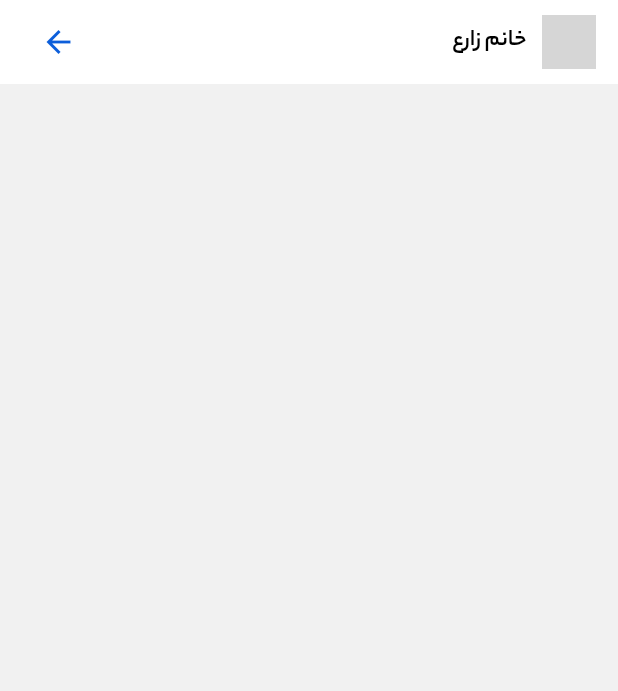
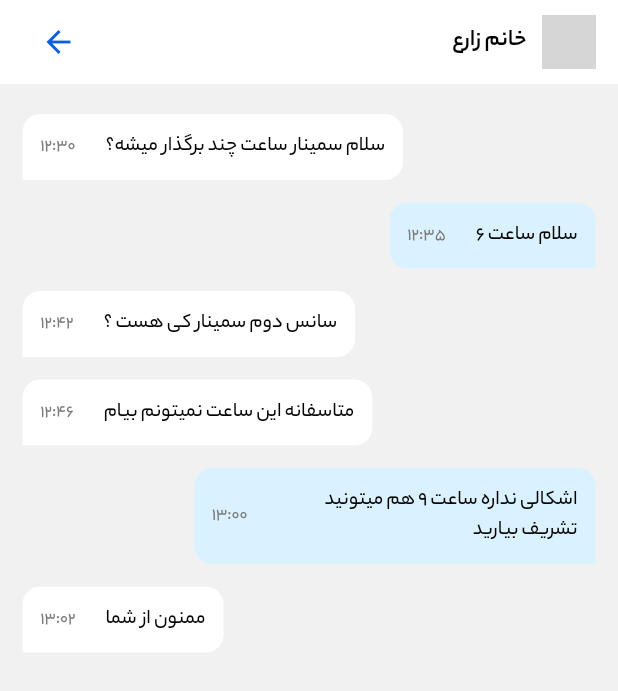
Before and after one commit to mohammad-dehghanifard/flutter_telegram_clone, a Flutter app: the ChatPage screen opened directly, on a phone screen of 412 x 824 dp. Shown: the top 691 px of the screen. Run offline on Flutter 3.47's test engine with Material 3 defaults, Android fonts, the phone set to English and light mode, and no system bars; our stand-ins replace feather_icons, get; missing offline and left inert: hawk_fab_menu; network calls fail; grey boxes are pictures that could not be loaded.

Commit message:
impl ChatListWidget and ChatMessageWidget custom widget

```diff
--- a/lib/modules/chat/pages/chat_page.dart
+++ b/lib/modules/chat/pages/chat_page.dart
@@ -1,5 +1,6 @@
 import 'package:flutter/material.dart';
 import 'package:flutter_telegram_clone/modules/chat/widgets/chat_app_bar_widget.dart';
+import 'package:flutter_telegram_clone/modules/chat/widgets/chat_list_widget.dart';
 import 'package:get/get.dart';
 
 class ChatPage extends StatelessWidget {
@@ -9,10 +10,11 @@ class ChatPage extends StatelessWidget {
   Widget build(BuildContext context) {
     return Scaffold(
       backgroundColor: context.theme.colorScheme.secondaryContainer,
-      body: SafeArea(
+      body: const SafeArea(
         child: Column(
           children: [
-            ChatAppBarWidget()
+            ChatAppBarWidget(),
+            ChatListWidget()
           ],
         ),
       ),
--- /dev/null
+++ b/lib/modules/chat/widgets/chat_list_widget.dart
@@ -0,0 +1,36 @@
+import 'package:flutter/material.dart';
+import 'chat_message_item.dart';
+
+class ChatListWidget extends StatelessWidget {
+  const ChatListWidget({super.key});
+
+  @override
+  Widget build(BuildContext context) {
+    final List<ChatMessage> chats = [
+      ChatMessage(message: 'سلام سمینار ساعت چند برگذار میشه؟', time: '۱۲:۳۰', isSendMessage: false),
+      ChatMessage(message: 'سلام ساعت ۶', time: '۱۲:۳۵', isSendMessage: true),
+      ChatMessage(message: 'سانس دوم سمینار کی هست ؟', time: '۱۲:۴۲', isSendMessage: false),
+      ChatMessage(message: 'متاسفانه این ساعت نمیتونم بیام', time: '۱۲:۴۶', isSendMessage: false),
+      ChatMessage(message: 'اشکالی نداره ساعت ۹ هم میتونید تشریف بیارید', time: '۱۳:۰۰', isSendMessage: true),
+      ChatMessage(message: 'ممنون از شما', time: '۱۳:۰۲', isSendMessage: false),
+    ];
+    return Expanded(
+      child: ListView.builder(
+        padding: const EdgeInsets.symmetric(horizontal: 15,vertical: 20),
+        itemCount: chats.length,
+          itemBuilder: (context, index) {
+          return ChatMessageWidget(chat: chats[index]);
+          },
+      ),
+    );
+  }
+}
+
+
+
+class ChatMessage {
+  ChatMessage({required this.message,required this.time,required this.isSendMessage});
+  final String message;
+  final String time;
+  final bool isSendMessage;
+}
--- /dev/null
+++ b/lib/modules/chat/widgets/chat_message_item.dart
@@ -0,0 +1,47 @@
+import 'package:flutter/material.dart';
+import 'package:flutter_telegram_clone/helpers/widget/sized_widget.dart';
+import 'package:get/get.dart';
+import 'chat_list_widget.dart';
+
+class ChatMessageWidget extends StatelessWidget {
+  const ChatMessageWidget({
+    super.key,
+    required this.chat,
+  });
+
+  final ChatMessage chat;
+
+  @override
+  Widget build(BuildContext context) {
+    return Align(
+      alignment: chat.isSendMessage? Alignment.centerRight :Alignment.centerLeft,
+      child: Container(
+        margin: const EdgeInsets.only(bottom: 15),
+        padding: const EdgeInsets.all(12),
+        decoration: BoxDecoration(
+          borderRadius: BorderRadius.only(
+            topRight: const Radius.circular(12),
+            topLeft: const Radius.circular(12),
+            bottomRight: Radius.circular(!chat.isSendMessage? 12 : 0),
+            bottomLeft: Radius.circular(chat.isSendMessage? 12 : 0),
+          ),
+          color: chat.isSendMessage? context.theme.colorScheme.primaryContainer : context.theme.scaffoldBackgroundColor,
+        ),
+        child: Row(
+          mainAxisSize: MainAxisSize.min,
+          children: [
+            // Chat message
+            Container(
+                constraints: const BoxConstraints(
+                    maxWidth: 200
+                ),
+                child: Text(chat.message)),
+            const W(20),
+            Text(chat.time,style: context.textTheme.bodySmall)
+
+          ],
+        ),
+      ),
+    );
+  }
+}
```
